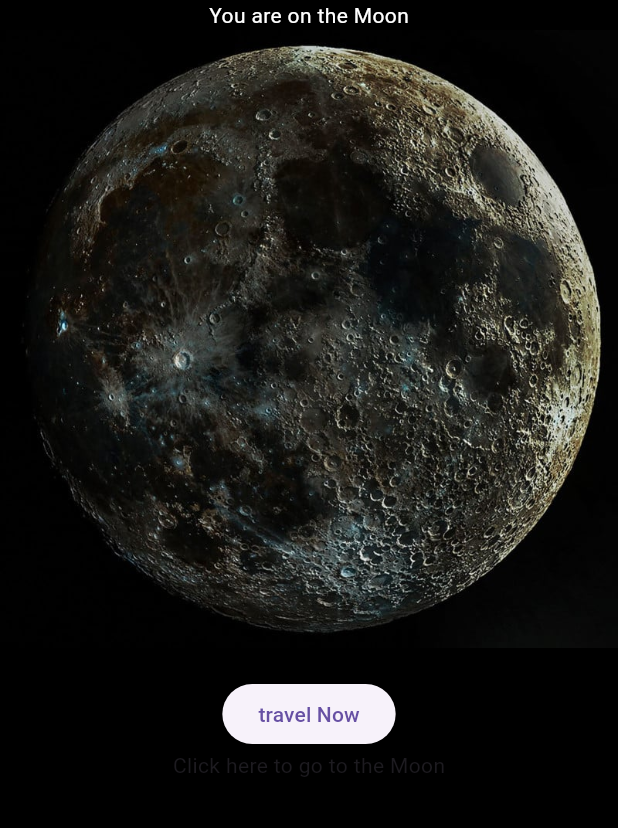
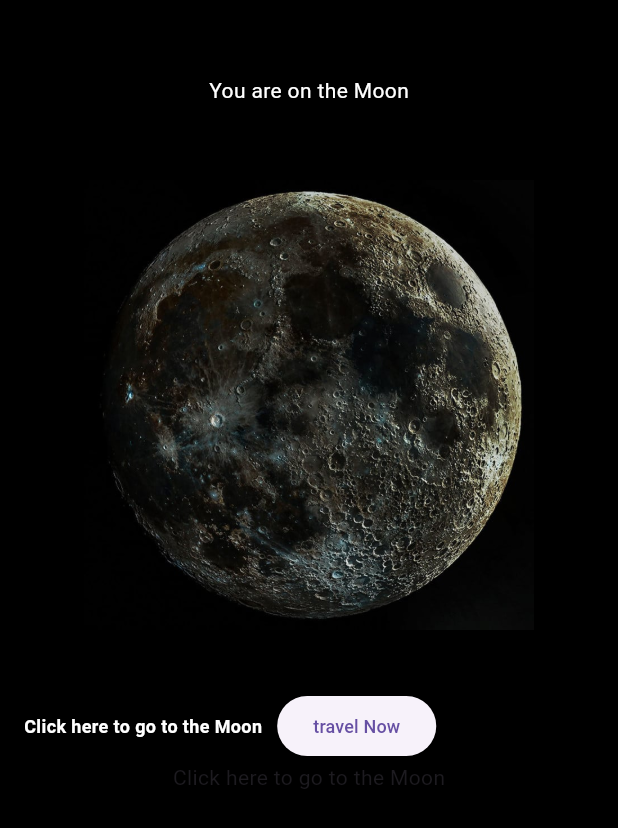
Before and after one commit to joshuawallace25/Law2Study, a Flutter app: the screen it shows after launch, after a tap on "Go to the moon", on a phone screen of 412 x 824 dp. Shown: the top 828 px of the screen. Run offline on Flutter 3.47's test engine with Material 3 defaults, Android fonts, the phone set to English and light mode, and no system bars.

Commit message:
new update

```diff
--- a/spaceapk/lib/views/home_view.dart
+++ b/spaceapk/lib/views/home_view.dart
@@ -15,22 +15,51 @@ class HomePage extends StatelessWidget {
         color: Colors.black,
         child: Column(
           children: [
-            const Text(
-              'You are on Earth',
-              style: TextStyle(color: Colors.white),
+            const Padding(
+              padding: EdgeInsets.only(top: 50.0),
+              child: Text(
+                'You are on Earth',
+                style: TextStyle(
+                    color: Colors.white,
+                    fontSize: 14.0,
+                    fontWeight: FontWeight.bold),
+              ),
             ),
-            Image.asset("assets/earth.jpeg"),
-            ElevatedButton(
-                onPressed: () {
-                  Navigator.push(context,MaterialPageRoute(
-                    builder: (context) => const SecondPage()));
-                },
-                child: const Text('Go to the moon')),
-            const Text('Click here to go to the moon'),
+            const SizedBox(
+              height: 50.0,
+            ),
+            Image.asset("assets/earth.jpeg", width: 300.0, height: 300.0),
+            const SizedBox(
+              height: 20.0,
+            ),
+            Padding(
+              padding: const EdgeInsets.only(left: 10.0),
+              child: Row(
+                children: [
+                  const Text(
+                    'Click here to go to the Moon',
+                    style: const TextStyle(color: Colors.white, fontSize: 12.0),
+                  ),
+                  const SizedBox(
+                    width: 10.0,
+                  ),
+                  ElevatedButton(
+                      onPressed: () {
+                        Navigator.push(
+                            context,
+                            MaterialPageRoute(
+                                builder: (context) => const SecondPage()));
+                      },
+                      child: const Text(
+                        'Go to the moon',
+                        style: TextStyle(fontSize: 10.0),
+                      )),
+                ],
+              ),
+            ),
           ],
         ),
       ),
     );
-
   }
 }
--- a/spaceapk/lib/views/second_view.dart
+++ b/spaceapk/lib/views/second_view.dart
@@ -11,18 +11,58 @@ class SecondPage extends StatelessWidget {
         color: Colors.black,
         child: Column(
           children: [
-            const Text('You are on the Moon',
-            style: TextStyle(
-              color: Colors.white),),
-            Image.asset("assets/moon.jpeg"),
-            const SizedBox(height: 20,),
-            ElevatedButton(
-              onPressed: (){
-                Navigator.push(context, MaterialPageRoute(
-                  builder: (context) => const HomePage()));
-              },
-              child: const Text("travel Now")),
-              const Text('Click here to go to the Moon')
+            const Padding(
+              padding: EdgeInsets.only(top: 50.0),
+              child: Text(
+                'You are on the Moon',
+                style: TextStyle(color: Colors.white),
+              ),
+            ),
+            const SizedBox(
+              height: 50.0,
+            ),
+            Image.asset(
+              "assets/moon.jpeg",
+              width: 300.0,
+              height: 300.0,
+            ),
+            const SizedBox(
+              height: 20,
+            ),
+            const SizedBox(
+              height: 20.0,
+            ),
+            Padding(
+              padding: const EdgeInsets.only(left: 16.0),
+              child: Row(
+                children: [
+                  const Text(
+                    'Click here to go to the Moon',
+                    style: const TextStyle(
+                        color: Colors.white,
+                        fontSize: 12.0,
+                        fontWeight: FontWeight.bold),
+                  ),
+                  const SizedBox(
+                    width: 10.0,
+                  ),
+                  ElevatedButton(
+                      onPressed: () {
+                        Navigator.push(
+                            context,
+                            MaterialPageRoute(
+                                builder: (context) => const HomePage()));
+                      },
+                      child: const Text(
+                        "travel Now",
+                        style: TextStyle(
+                          fontSize: 12.0,
+                        ),
+                      )),
+                ],
+              ),
+            ),
+            const Text('Click here to go to the Moon')
           ],
         ),
       ),
```
